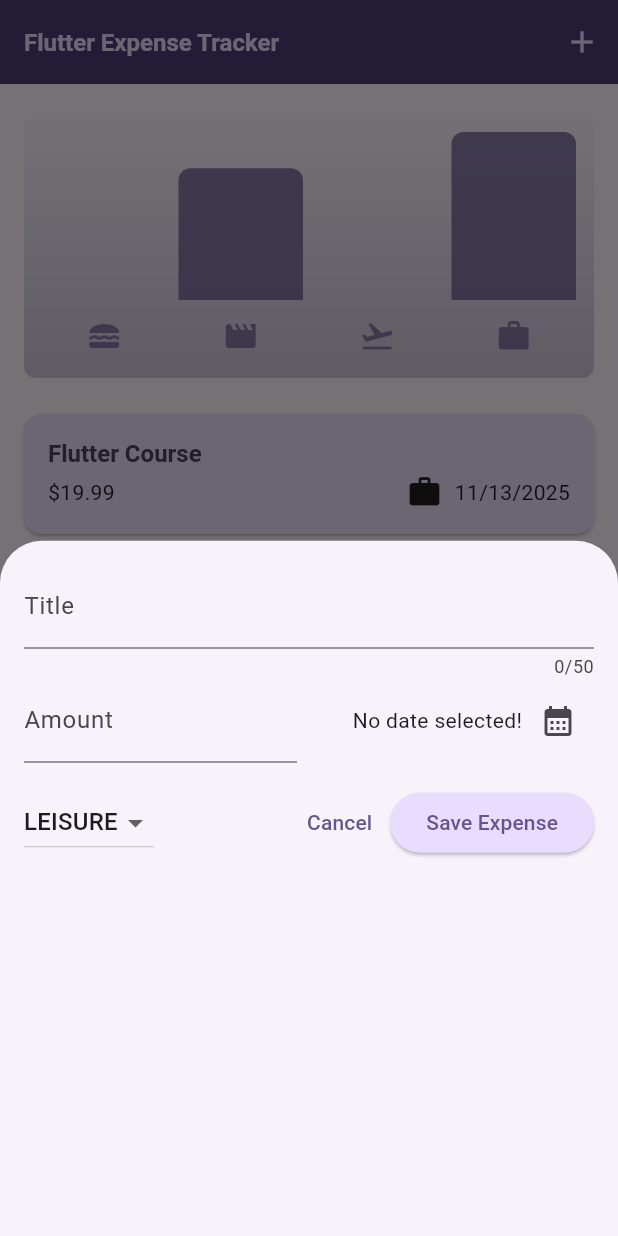
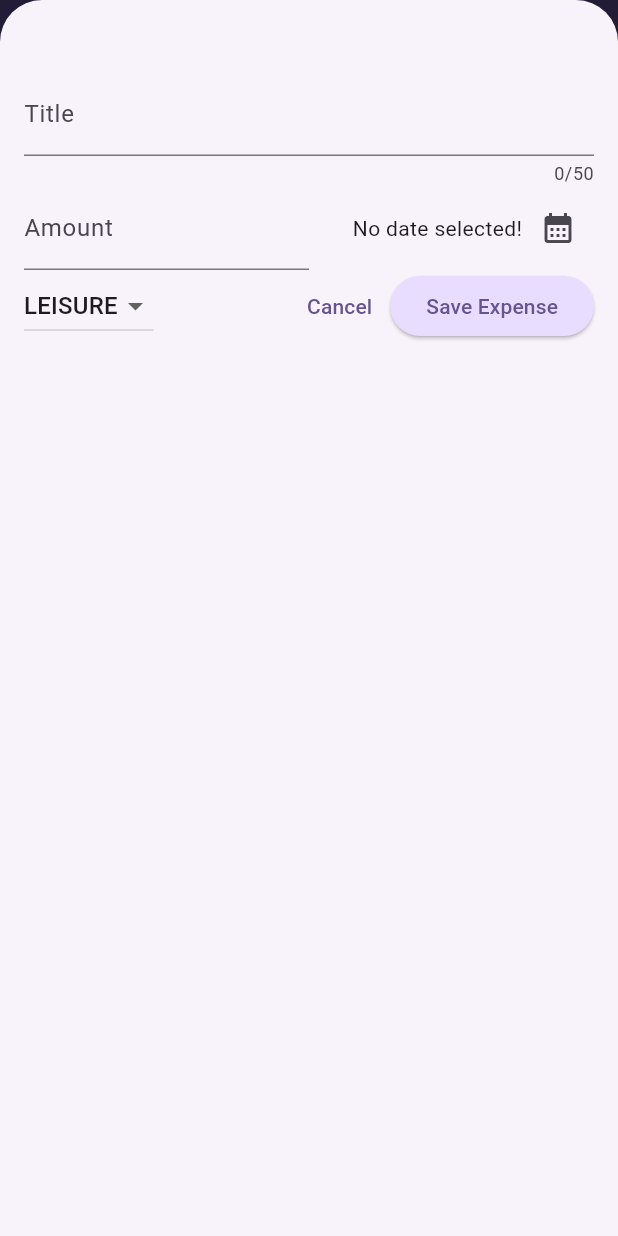
Before and after one commit to Aung-Thu-Hein/flutter_projects, a Flutter app: the screen it shows after launch, after a tap on the "add" icon, on a phone screen of 412 x 824 dp. Run offline on Flutter 3.47's test engine with Material 3 defaults, Android fonts, the phone set to English and light mode, and no system bars; our stand-ins replace google_fonts.

Commit message:
feat: 03_expense_tracker:  full screen on new expense and fixed w and h overflow in new expense

```diff
--- a/expense_tracker/lib/widgets/expenses.dart
+++ b/expense_tracker/lib/widgets/expenses.dart
@@ -32,6 +32,7 @@ class _ExpensesState extends State<Expenses> {
 
   void __openAddExpenseOverlay() {
     showModalBottomSheet(
+      isScrollControlled: true,
       context: context,
       builder: (ctx) => NewExpense(onAddExpense: _addExpense),
     );
--- a/expense_tracker/lib/widgets/new_expense.dart
+++ b/expense_tracker/lib/widgets/new_expense.dart
@@ -80,7 +80,7 @@ class _NewExpenseState extends State<NewExpense> {
   @override
   Widget build(BuildContext context) {
     return Padding(
-      padding: const EdgeInsets.all(16),
+      padding: const EdgeInsets.fromLTRB(16, 48, 16, 16),
       child: Column(
         children: [
           TextField(
@@ -100,7 +100,7 @@ class _NewExpenseState extends State<NewExpense> {
                   ),
                 ),
               ),
-              const SizedBox(width: 16),
+              // const SizedBox(width: 16),
               Expanded(
                 child: Row(
                   mainAxisAlignment: MainAxisAlignment.end,
@@ -120,7 +120,7 @@ class _NewExpenseState extends State<NewExpense> {
               ),
             ],
           ),
-          const SizedBox(height: 16),
+          // const SizedBox(height: 16),
           Row(
             children: [
               DropdownButton(
```
